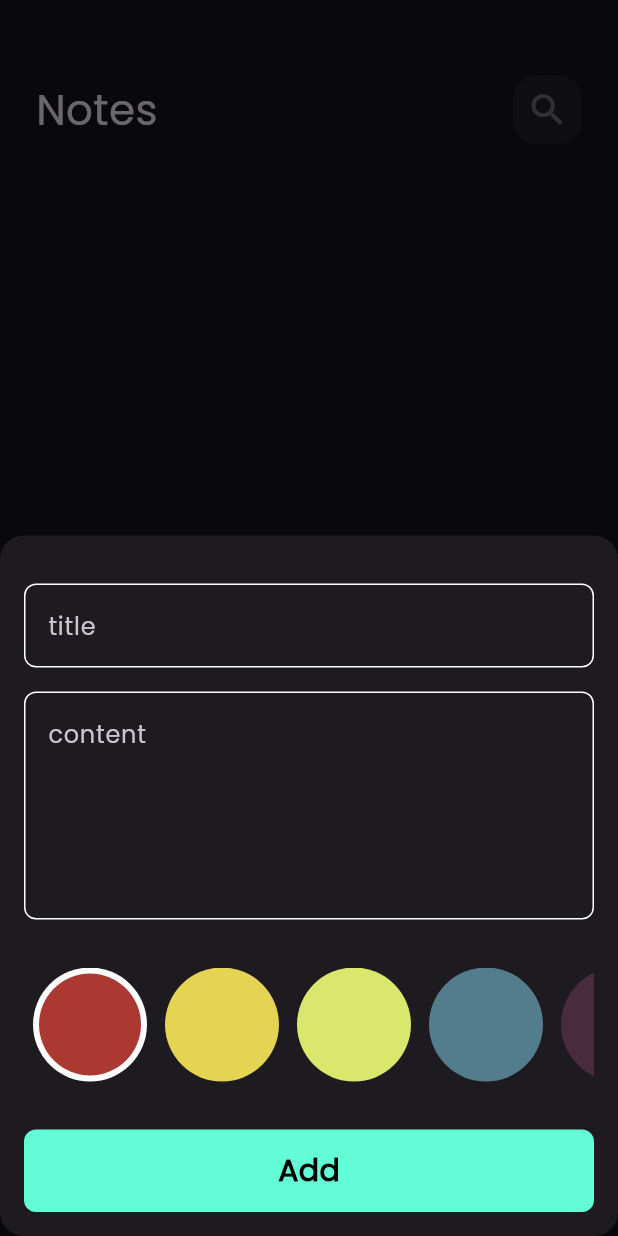
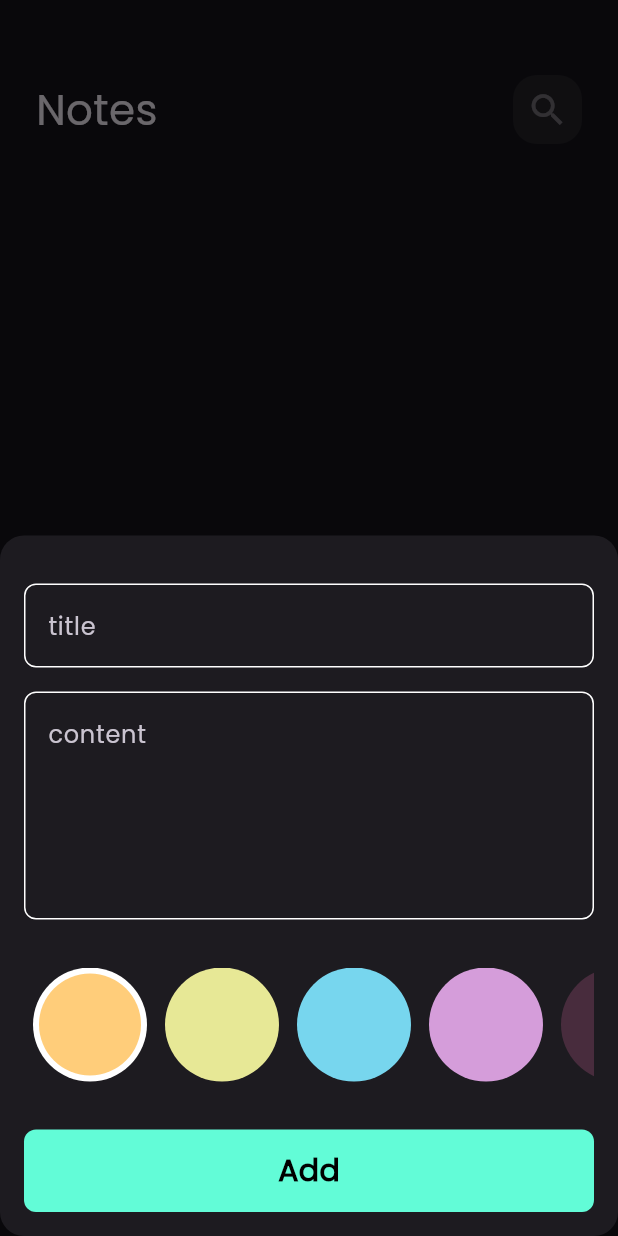
Before and after one commit to RashadPro/flutter_notes_app, a Flutter app: the screen it shows after launch, after a tap on the "add" icon, on a phone screen of 412 x 824 dp. Run offline on Flutter 3.47's test engine with Material 3 defaults, Android fonts, the phone set to English and light mode, and no system bars; our stand-ins replace bloc, flutter_bloc, hive, hive_flutter; accounts and stored records are empty.

Commit message:
last Update

```diff
--- a/lib/constants.dart
+++ b/lib/constants.dart
@@ -3,9 +3,9 @@ import 'package:flutter/animation.dart';
 const kPrimaryColor = Color(0xff62FCD7);
 const kNotesBox = 'notes_box';
 List<Color> kColors = const [
-  Color(0xffAC3931),
-  Color(0xffE5D352),
-  Color(0xffD9E76C),
-  Color(0xff537D8D),
+  Color(0xffFFCD7A),
+  Color(0xffE7E896),
+  Color(0xff77D6EE),
+  Color(0xffD59DDA),
   Color(0xff482C3D),
 ];
--- a/lib/main.dart
+++ b/lib/main.dart
@@ -25,6 +25,7 @@ class NotesApp extends StatelessWidget {
     return BlocProvider(
       create: (context) => NotesCubit(),
       child: MaterialApp(
+        title: 'Notes App',
         debugShowCheckedModeBanner: false,
         theme: ThemeData(brightness: Brightness.dark, fontFamily: 'Poppins'),
         home: const NotesView(),
--- a/lib/views/notes_view.dart
+++ b/lib/views/notes_view.dart
@@ -1,4 +1,5 @@
 import 'package:flutter/material.dart';
+import 'package:notes_app/constants.dart';
 import 'package:notes_app/views/widgets/add_note_bottom_sheet.dart';
 import 'package:notes_app/views/widgets/notes_view_body.dart';
 
@@ -21,7 +22,14 @@ class NotesView extends StatelessWidget {
                 return const AddNoteBottomSheet();
               });
         },
-        child: const Icon(Icons.add),
+        shape: RoundedRectangleBorder(
+          borderRadius: BorderRadius.circular(50),
+        ),
+        backgroundColor: kPrimaryColor,
+        child: const Icon(
+          Icons.add,
+          color: Colors.black,
+        ),
       ),
       body: const NotesViewBody(),
     );
--- a/lib/views/widgets/add_note_form.dart
+++ b/lib/views/widgets/add_note_form.dart
@@ -64,9 +64,9 @@ class _AddNoteFormState extends State<AddNoteForm> {
                   if (formKey.currentState!.validate()) {
                     formKey.currentState!.save();
                     var currentDate = DateTime.now();
-
                     var formattedCurrentDate =
                         DateFormat('dd-mm-yyyy').format(currentDate);
+
                     var noteModel = NoteModel(
                         title: title!,
                         subTitle: subTitle!,
--- a/lib/views/widgets/colors_list_view.dart
+++ b/lib/views/widgets/colors_list_view.dart
@@ -5,9 +5,7 @@ import 'package:notes_app/cubits/add_note_cubit/add_note_cubit.dart';
 
 class ColorItem extends StatelessWidget {
   const ColorItem({super.key, required this.isActive, required this.color});
-
   final bool isActive;
-
   final Color color;
   @override
   Widget build(BuildContext context) {
--- a/lib/views/widgets/custom_icon.dart
+++ b/lib/views/widgets/custom_icon.dart
@@ -1,8 +1,7 @@
 import 'package:flutter/material.dart';
 
 class CustomIcon extends StatelessWidget {
-  const CustomIcon({Key? key, required this.icon, this.onPressed})
-      : super(key: key);
+  const CustomIcon({super.key, required this.icon, this.onPressed});
 
   final void Function()? onPressed;
   final IconData icon;
@@ -12,7 +11,7 @@ class CustomIcon extends StatelessWidget {
       height: 46,
       width: 46,
       decoration: BoxDecoration(
-          color: Colors.white.withOpacity(.05),
+          color: Colors.white.withOpacity(.06),
           borderRadius: BorderRadius.circular(16)),
       child: IconButton(
         onPressed: onPressed,
--- a/lib/views/widgets/note_item.dart
+++ b/lib/views/widgets/note_item.dart
@@ -51,7 +51,7 @@ class NoteItem extends StatelessWidget {
               trailing: IconButton(
                 onPressed: () {
                   note.delete();
-
+                  //
                   BlocProvider.of<NotesCubit>(context).fetchAllNotes();
                 },
                 icon: const Icon(
--- a/lib/views/widgets/notes_view_body.dart
+++ b/lib/views/widgets/notes_view_body.dart
@@ -5,7 +5,7 @@ import 'custom_app_bar.dart';
 import 'notes_list_view.dart';
 
 class NotesViewBody extends StatefulWidget {
-  const NotesViewBody({Key? key}) : super(key: key);
+  const NotesViewBody({super.key});
 
   @override
   State<NotesViewBody> createState() => _NotesViewBodyState();
```
